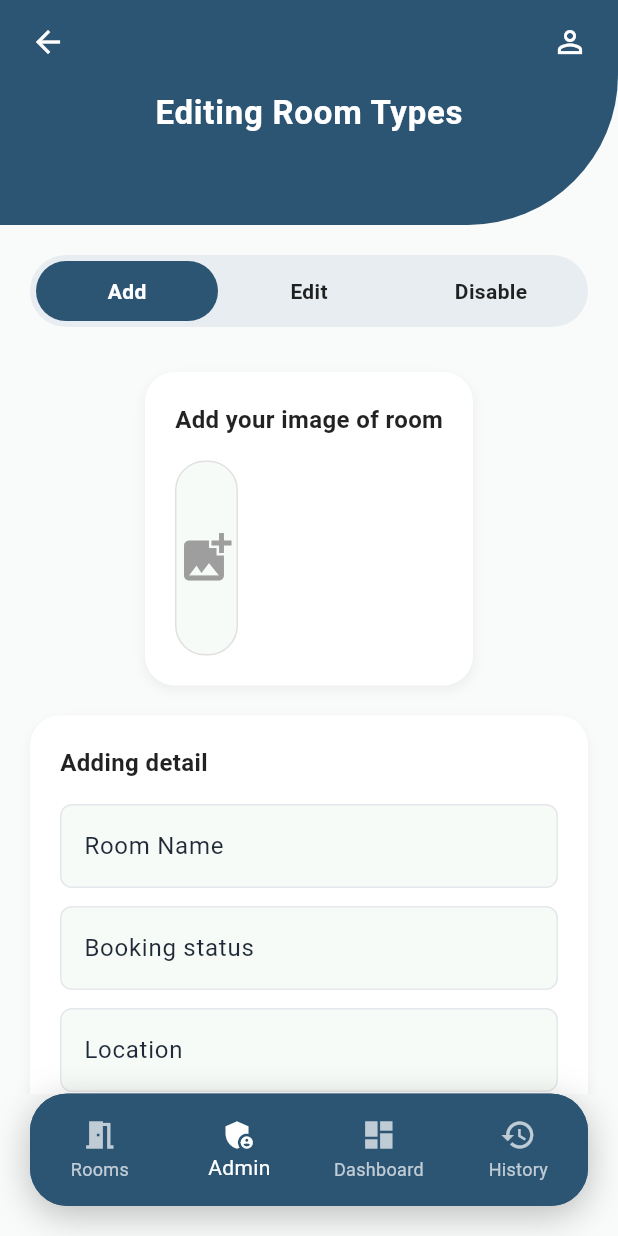
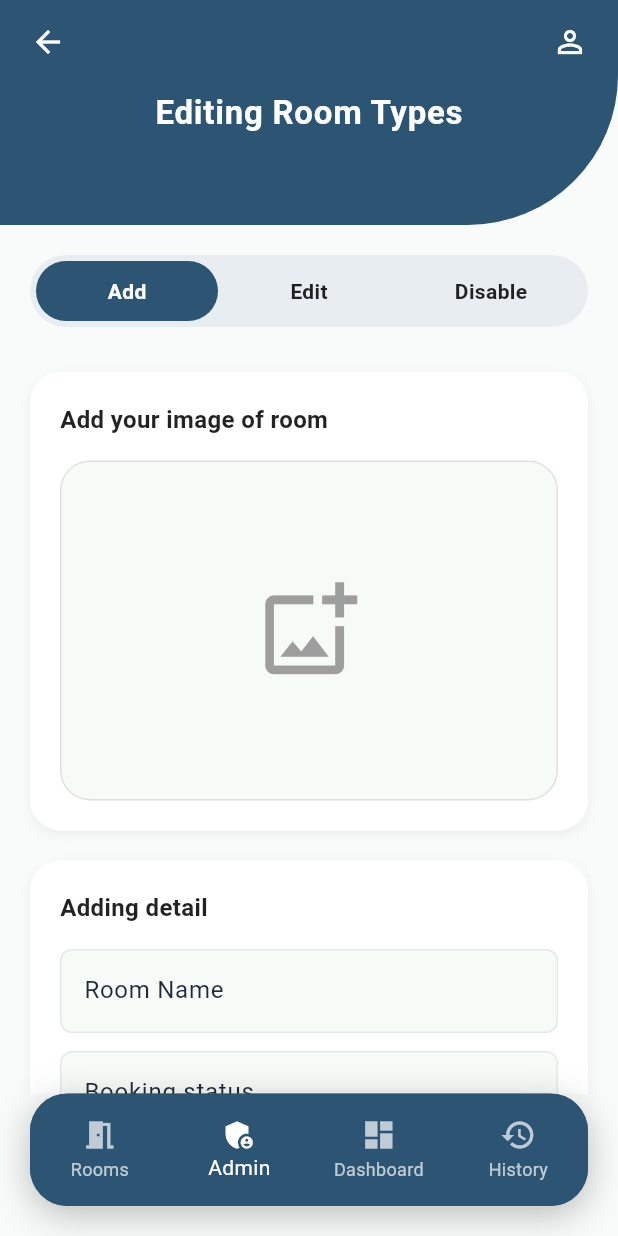
Before and after one commit to riley-tannie/room_booking, a Flutter app: the EditRoomTypesPage screen opened directly, on a phone screen of 412 x 824 dp. Run offline on Flutter 3.47's test engine with Material 3 defaults, Android fonts, the phone set to English and light mode, and no system bars.

Commit message:
Edit page Editting room type

```diff
--- a/lib/staff/edit.dart
+++ b/lib/staff/edit.dart
@@ -235,16 +235,19 @@ class _EditRoomTypesPageState extends State<EditRoomTypesPage> {
           _buildCardContainer(
             title: 'Add your image of room',
             child: Container(
-              height: 130,
+              width: double.infinity,
+              height: MediaQuery.of(context).size.width * 0.55, // ✅ responsive
               decoration: BoxDecoration(
                 color: const Color(0xFFF7FBF7),
                 borderRadius: BorderRadius.circular(20),
                 border: Border.all(color: Colors.grey.shade300),
               ),
-              child: const Icon(
-                Icons.add_photo_alternate,
-                size: 40,
-                color: Colors.grey,
+              child: const Center(
+                child: Icon(
+                  Icons.add_photo_alternate_outlined,
+                  size: 70, // ✅ bigger icon for balance
+                  color: Colors.grey,
+                ),
               ),
             ),
           ),
```
